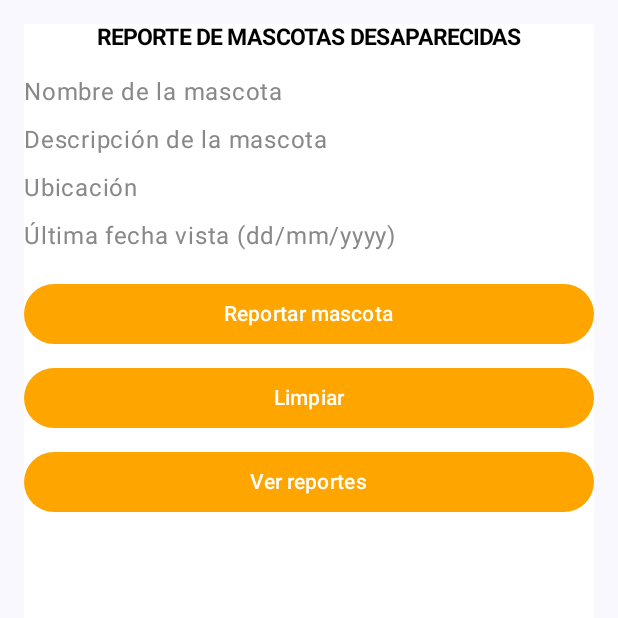
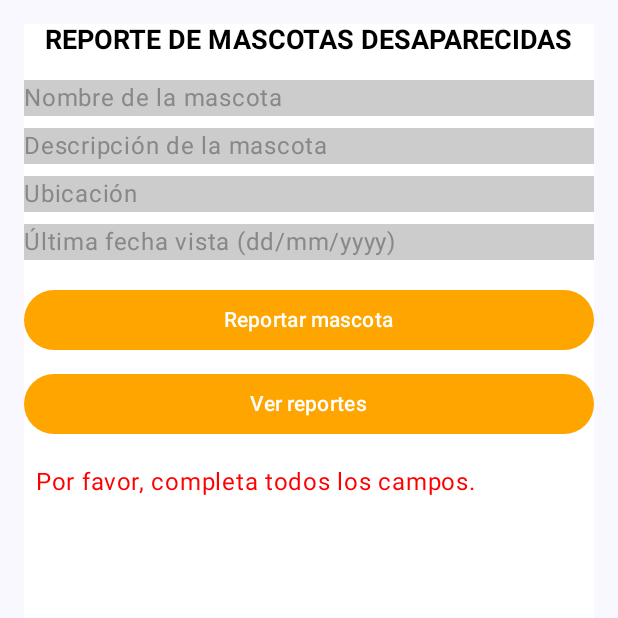
Before and after one commit to EnmaRamirez/App_PawFriends, an Android app built with Jetpack Compose: the composable ReportPetScreen shown on its own in the app's theme, after a tap on "Ver reportes", on a phone screen of 412 x 824 dp, the top half of it. Run offline under Robolectric (Android 15) with nearby library versions, the light colour scheme and no system bars; our stand-ins replace Firebase (no records; nobody signed in at launch, a user with empty details on screens opened directly); 1 other tap on this screen came first.

```diff
--- a/app/src/main/java/com/enma/pawfriends/ReporteMascotas/PetReport.kt
+++ b/app/src/main/java/com/enma/pawfriends/ReporteMascotas/PetReport.kt
@@ -1,6 +1,7 @@
+// PetReport.kt
 package com.enma.pawfriends.ReporteMascotas
-//Llamado al reporte de mascotas
 
+// Llamado al reporte de mascotas
 data class PetReport(
     val id: String, // UUID o timestamp para identificar el reporte
     val name: String,
@@ -8,4 +9,5 @@
     val description: String,
     val location: String,
     val date: String, // Fecha del reporte
+    val userId: String // ID del usuario que reportó la mascota
 )
--- a/app/src/main/java/com/enma/pawfriends/ReporteMascotas/ReportPetScreen.kt
+++ b/app/src/main/java/com/enma/pawfriends/ReporteMascotas/ReportPetScreen.kt
@@ -12,7 +12,6 @@
 import androidx.compose.ui.graphics.Color
 import androidx.compose.ui.text.TextStyle
 import androidx.compose.ui.text.font.FontWeight
-import androidx.compose.ui.tooling.preview.Preview
 import androidx.compose.ui.unit.dp
 import androidx.compose.ui.unit.sp
 import kotlinx.coroutines.launch
@@ -43,7 +42,7 @@
         Text(
             text = "REPORTE DE MASCOTAS DESAPARECIDAS",
             style = TextStyle(
-                fontSize = 15.sp,
+                fontSize = 18.sp,
                 color = Color.Black,
                 fontWeight = FontWeight.Bold
             ),
@@ -57,7 +56,10 @@
         BasicTextField(
             value = petName,
             onValueChange = { petName = it },
-            modifier = Modifier.fillMaxWidth(),
+            modifier = Modifier
+                .fillMaxWidth()
+                .padding(bottom = 8.dp)
+                .background(Color.LightGray),
             textStyle = TextStyle(color = Color.Black),
             decorationBox = { innerTextField ->
                 if (petName.isEmpty()) {
@@ -67,13 +69,14 @@
             }
         )
 
-        Spacer(modifier = Modifier.height(8.dp))
-
         // Campo para la descripción de la mascota
         BasicTextField(
             value = petDescription,
             onValueChange = { petDescription = it },
-            modifier = Modifier.fillMaxWidth(),
+            modifier = Modifier
+                .fillMaxWidth()
+                .padding(bottom = 8.dp)
+                .background(Color.LightGray),
             textStyle = TextStyle(color = Color.Black),
             decorationBox = { innerTextField ->
                 if (petDescription.isEmpty()) {
@@ -83,13 +86,14 @@
             }
         )
 
-        Spacer(modifier = Modifier.height(8.dp))
-
         // Campo para la ubicación
         BasicTextField(
             value = petLocation,
             onValueChange = { petLocation = it },
-            modifier = Modifier.fillMaxWidth(),
+            modifier = Modifier
+                .fillMaxWidth()
+                .padding(bottom = 8.dp)
+                .background(Color.LightGray),
             textStyle = TextStyle(color = Color.Black),
             decorationBox = { innerTextField ->
                 if (petLocation.isEmpty()) {
@@ -99,13 +103,14 @@
             }
         )
 
-        Spacer(modifier = Modifier.height(8.dp))
-
         // Campo para la última fecha vista
         BasicTextField(
             value = lastSeenDate,
-            onValueChange = { lastSeenDate = it },
-            modifier = Modifier.fillMaxWidth(),
+            onValueChange = { lastSeenDate = it.trim() },
+            modifier = Modifier
+                .fillMaxWidth()
+                .padding(bottom = 16.dp)
+                .background(Color.LightGray),
             textStyle = TextStyle(color = Color.Black),
             decorationBox = { innerTextField ->
                 if (lastSeenDate.isEmpty()) {
@@ -115,16 +120,13 @@
             }
         )
 
-        Spacer(modifier = Modifier.height(16.dp))
-
         // Botón para reportar la mascota
         Button(
             onClick = {
                 if (petName.isEmpty() || petDescription.isEmpty() || petLocation.isEmpty() || lastSeenDate.isEmpty()) {
-                    message = "Por favor, completa todos los campos." // Mensaje de error
+                    message = "Por favor, completa todos los campos."
                 } else {
                     coroutineScope.launch {
-                        // Validación y creación de PetReport
                         val dateFormat = SimpleDateFormat("dd/MM/yyyy", Locale.getDefault())
                         try {
                             dateFormat.parse(lastSeenDate) // Validar la fecha
@@ -134,10 +136,11 @@
                                 type = petType,
                                 description = petDescription,
                                 location = petLocation,
-                                date = lastSeenDate // Asegúrate de que date sea String
+                                date = lastSeenDate,
+                                userId = "usuario_placeholder" // Aquí se debe reemplazar con el ID del usuario autenticado
                             )
                             repository.reportPet(petReport)
-                            message = "Mascota reportada exitosamente." // Mensaje de éxito
+                            message = "Mascota reportada exitosamente."
                             onReportSubmitted()
                         } catch (e: Exception) {
                             message = "Fecha no válida. Usa el formato dd/mm/yyyy."
@@ -145,61 +148,34 @@
                     }
                 }
             },
-            modifier = Modifier.fillMaxWidth(),
+            modifier = Modifier
+                .fillMaxWidth()
+                .padding(bottom = 8.dp),
             colors = ButtonDefaults.buttonColors(containerColor = Color(0xFFFFA500))
         ) {
             Text("Reportar mascota", color = Color.White)
         }
-
-        Spacer(modifier = Modifier.height(8.dp))
-
-        // Botón para limpiar los campos
-        Button(
-            onClick = {
-                petName = ""
-                petDescription = ""
-                petLocation = ""
-                lastSeenDate = ""
-                message = "" // Limpiar el mensaje al limpiar los campos
-            },
-            modifier = Modifier.fillMaxWidth(),
-            colors = ButtonDefaults.buttonColors(containerColor = Color(0xFFFFA500))
-        ) {
-            Text("Limpiar", color = Color.White)
-        }
-
-        Spacer(modifier = Modifier.height(8.dp))
 
         // Botón para ver reportes
         Button(
             onClick = {
                 onViewReports()
             },
-            modifier = Modifier.fillMaxWidth(),
+            modifier = Modifier
+                .fillMaxWidth()
+                .padding(bottom = 8.dp),
             colors = ButtonDefaults.buttonColors(containerColor = Color(0xFFFFA500))
         ) {
             Text("Ver reportes", color = Color.White)
         }
 
         // Mostrar el mensaje
-        Spacer(modifier = Modifier.height(8.dp))
         if (message.isNotEmpty()) {
             Text(
                 text = message,
-                color = if (message.startsWith("Por favor")) Color.Red else Color.Green,
+                color = if (message.startsWith("Por favor") || message.startsWith("Fecha")) Color.Red else Color.Green,
                 modifier = Modifier.padding(8.dp)
             )
         }
     }
 }
-
-@Preview(showBackground = true)
-@Composable
-fun ReportPetScreenPreview() {
-    val repository = PetReportRepository() // Simulación de un repositorio
-    ReportPetScreen(
-        onReportSubmitted = { /* acción de ejemplo */ },
-        repository = repository,
-        onViewReports = { /* acción de ejemplo */ }
-    )
-}
--- a/app/src/main/java/com/enma/pawfriends/navigation/NavManager.kt
+++ b/app/src/main/java/com/enma/pawfriends/navigation/NavManager.kt
@@ -10,8 +10,8 @@
 import com.enma.pawfriends.view.notas.HomeView
 import com.enma.pawfriends.viewmodel.LoginViewModel
 import com.enma.pawfriends.viewmodel.NotesViewModel
-import androidx.navigation.NavController
-import com.enma.pawfriends.Elementos
+import com.enma.pawfriends.ReporteMascotas.PetReportRepository
+import com.enma.pawfriends.pantallaprincipal.Elementos
 
 @Composable
 fun NavManager(loginViewModel: LoginViewModel,
```
Also changed, not shown: app/src/main/java/com/enma/pawfriends/MainActivity.kt (+1 -11 lines), app/src/main/java/com/enma/pawfriends/ReporteMascotas/MainScreen.kt (+11 -15 lines), app/src/main/java/com/enma/pawfriends/ReporteMascotas/PetReportRepository.kt (+21 -6 lines), app/src/main/java/com/enma/pawfriends/ReporteMascotas/PetReportsScreen.kt (+50 -8 lines).
